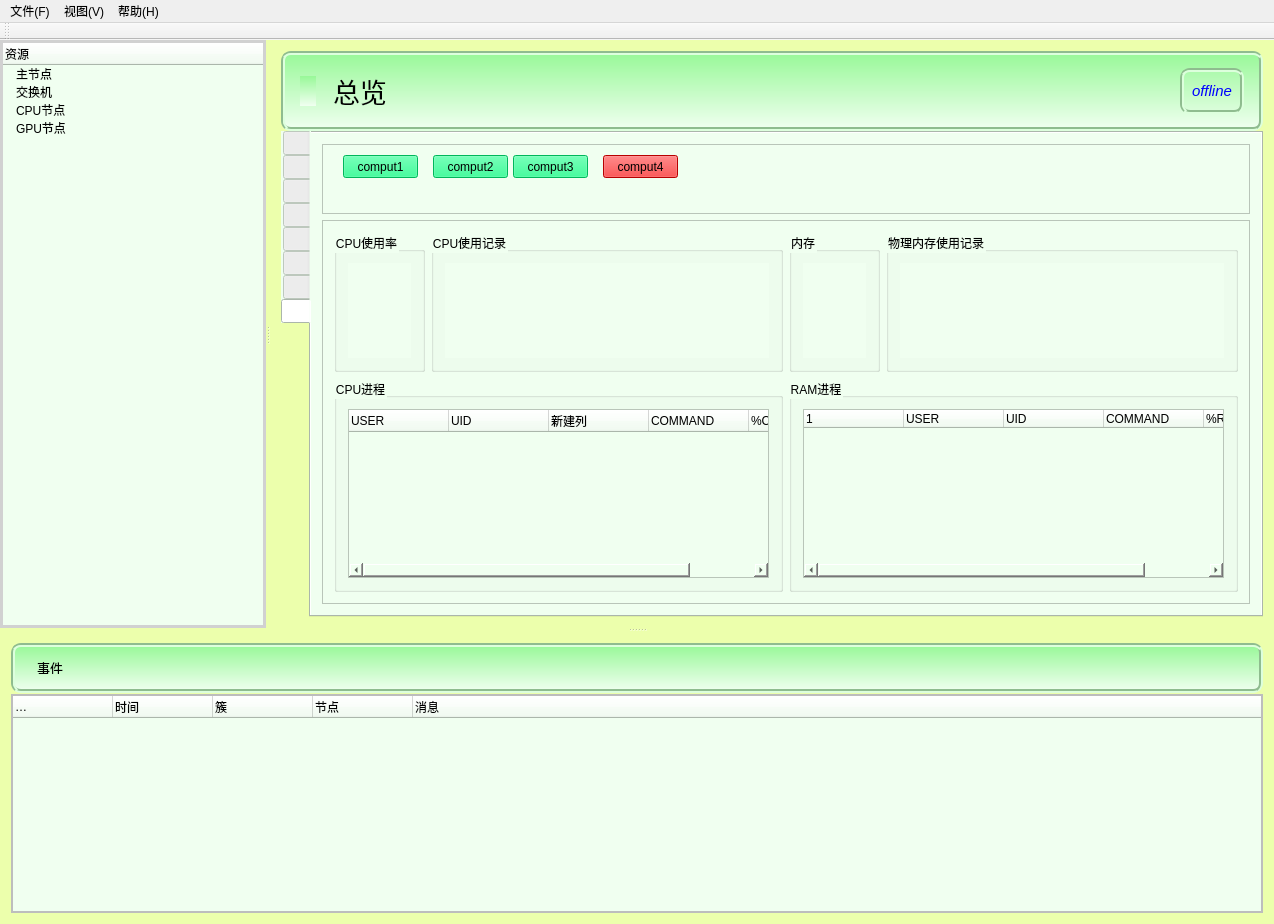
This is mainwindow.ui in JasonZhang521/manager as Qt 5 draws it before an edit. The edited form follows.
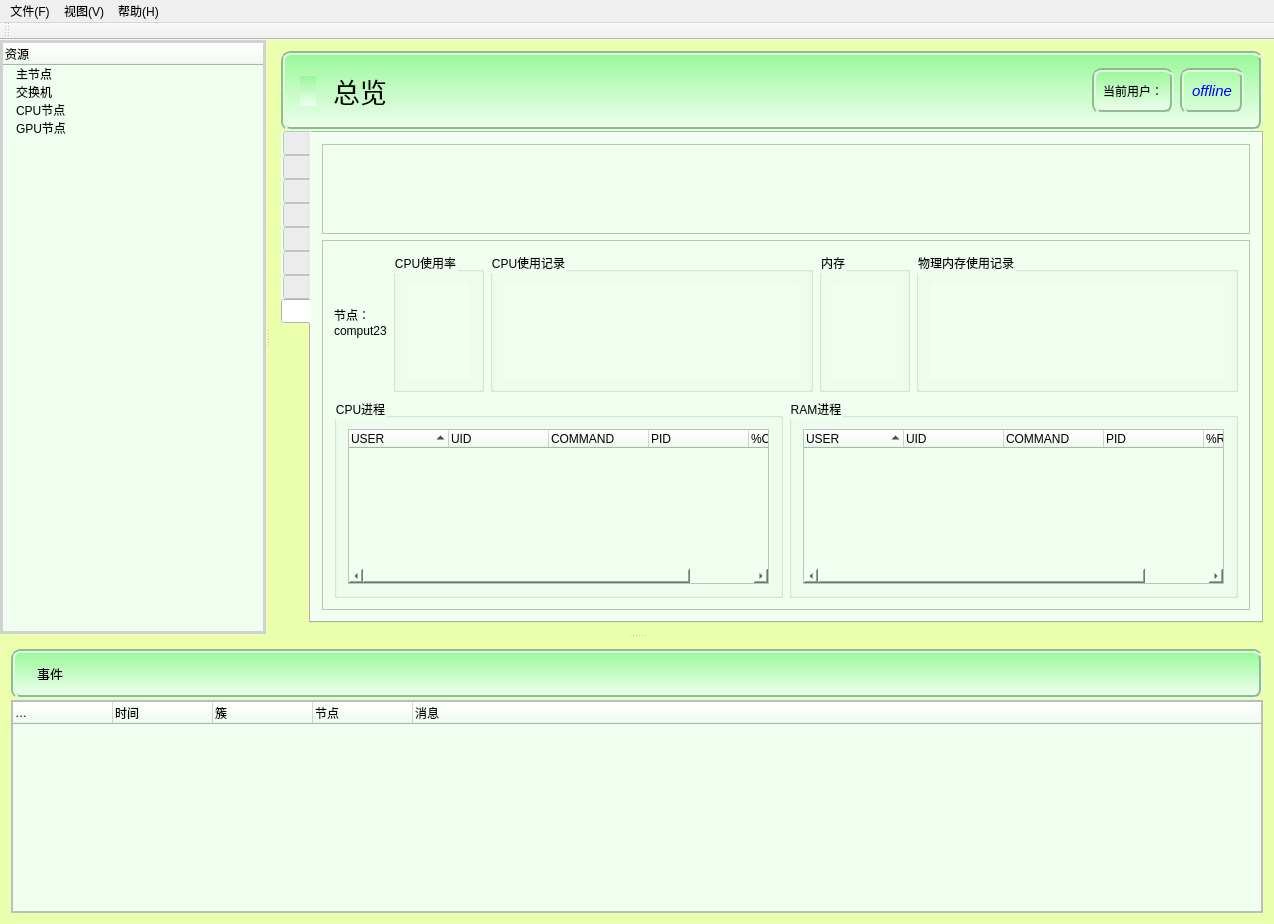
This is the edited form. The open tabs and pages were chosen to show the change. Icons and pictures are not drawn. Custom widgets are drawn as their Qt base class.

Patch:
```diff
--- a/mainwindow.ui
+++ b/mainwindow.ui
@@ -289,6 +289,13 @@
                 </property>
                </spacer>
               </item>
+              <item>
+               <widget class="QLabel" name="label_current_user">
+                <property name="text">
+                 <string>当前用户：</string>
+                </property>
+               </widget>
+              </item>
               <item>
                <widget class="QLabel" name="label_connection_indicator">
                 <property name="font">
@@ -7594,90 +7601,40 @@
             </attribute>
             <layout class="QVBoxLayout" name="verticalLayout_28">
              <item>
-              <widget class="QScrollArea" name="scrollArea_7">
+              <widget class="QListWidget" name="listWidget_nodes_hardware">
                <property name="sizePolicy">
-                <sizepolicy hsizetype="Expanding" vsizetype="Preferred">
+                <sizepolicy hsizetype="Expanding" vsizetype="Maximum">
                  <horstretch>0</horstretch>
                  <verstretch>0</verstretch>
                 </sizepolicy>
                </property>
-               <property name="widgetResizable">
+               <property name="minimumSize">
+                <size>
+                 <width>0</width>
+                 <height>90</height>
+                </size>
+               </property>
+               <property name="maximumSize">
+                <size>
+                 <width>16777215</width>
+                 <height>90</height>
+                </size>
+               </property>
+               <property name="movement">
+                <enum>QListView::Free</enum>
+               </property>
+               <property name="flow">
+                <enum>QListView::LeftToRight</enum>
+               </property>
+               <property name="viewMode">
+                <enum>QListView::IconMode</enum>
+               </property>
+               <property name="selectionRectVisible">
                 <bool>true</bool>
                </property>
-               <widget class="QWidget" name="scrollAreaWidgetContents_7">
-                <property name="geometry">
-                 <rect>
-                  <x>0</x>
-                  <y>0</y>
-                  <width>905</width>
-                  <height>69</height>
-                 </rect>
-                </property>
-                <widget class="QPushButton" name="pushButton_2">
-                 <property name="geometry">
-                  <rect>
-                   <x>20</x>
-                   <y>10</y>
-                   <width>75</width>
-                   <height>23</height>
-                  </rect>
-                 </property>
-                 <property name="styleSheet">
-                  <string notr="true">background-color: rgb(0, 255, 127);</string>
-                 </property>
-                 <property name="text">
-                  <string>comput1</string>
-                 </property>
-                </widget>
-                <widget class="QPushButton" name="pushButton_5">
-                 <property name="geometry">
-                  <rect>
-                   <x>110</x>
-                   <y>10</y>
-                   <width>75</width>
-                   <height>23</height>
-                  </rect>
-                 </property>
-                 <property name="styleSheet">
-                  <string notr="true">background-color: rgb(0, 255, 127);</string>
-                 </property>
-                 <property name="text">
-                  <string>comput2</string>
-                 </property>
-                </widget>
-                <widget class="QPushButton" name="pushButton_6">
-                 <property name="geometry">
-                  <rect>
-                   <x>190</x>
-                   <y>10</y>
-                   <width>75</width>
-                   <height>23</height>
-                  </rect>
-                 </property>
-                 <property name="styleSheet">
-                  <string notr="true">background-color: rgb(0, 255, 127);</string>
-                 </property>
-                 <property name="text">
-                  <string>comput3</string>
-                 </property>
-                </widget>
-                <widget class="QPushButton" name="pushButton_7">
-                 <property name="geometry">
-                  <rect>
-                   <x>280</x>
-                   <y>10</y>
-                   <width>75</width>
-                   <height>23</height>
-                  </rect>
-                 </property>
-                 <property name="styleSheet">
-                  <string notr="true">background-color: red;</string>
-                 </property>
-                 <property name="text">
-                  <string>comput4</string>
-                 </property>
-                </widget>
-               </widget>
+               <property name="sortingEnabled">
+                <bool>true</bool>
+               </property>
               </widget>
              </item>
              <item>
@@ -7691,12 +7648,29 @@
                   <x>0</x>
                   <y>0</y>
                   <width>905</width>
-                  <height>406</height>
+                  <height>394</height>
                  </rect>
                 </property>
                 <layout class="QVBoxLayout" name="verticalLayout_51">
                  <item>
                   <layout class="QHBoxLayout" name="horizontalLayout_54">
+                   <item>
+                    <widget class="QLabel" name="label_selectedNodes_hardware">
+                     <property name="sizePolicy">
+                      <sizepolicy hsizetype="Maximum" vsizetype="Preferred">
+                       <horstretch>0</horstretch>
+                       <verstretch>0</verstretch>
+                      </sizepolicy>
+                     </property>
+                     <property name="text">
+                      <string>节点：
+comput23</string>
+                     </property>
+                     <property name="textFormat">
+                      <enum>Qt::PlainText</enum>
+                     </property>
+                    </widget>
+                   </item>
                    <item>
                     <widget class="QGroupBox" name="groupBox_4">
                      <property name="sizePolicy">
@@ -7830,6 +7804,9 @@
                      <layout class="QVBoxLayout" name="verticalLayout_42">
                       <item>
                        <widget class="QTreeWidget" name="cpu_process">
+                        <property name="sortingEnabled">
+                         <bool>true</bool>
+                        </property>
                         <column>
                          <property name="text">
                           <string notr="true">USER</string>
@@ -7840,16 +7817,16 @@
                           <string>UID</string>
                          </property>
                         </column>
-                        <column>
-                         <property name="text">
-                          <string>新建列</string>
-                         </property>
-                        </column>
                         <column>
                          <property name="text">
                           <string>COMMAND</string>
                          </property>
                         </column>
+                        <column>
+                         <property name="text">
+                          <string>PID</string>
+                         </property>
+                        </column>
                         <column>
                          <property name="text">
                           <string>%CPU</string>
@@ -7868,11 +7845,9 @@
                      <layout class="QVBoxLayout" name="verticalLayout_50">
                       <item>
                        <widget class="QTreeWidget" name="ram_process">
-                        <column>
-                         <property name="text">
-                          <string notr="true">1</string>
-                         </property>
-                        </column>
+                        <property name="sortingEnabled">
+                         <bool>true</bool>
+                        </property>
                         <column>
                          <property name="text">
                           <string notr="true">USER</string>
@@ -7888,6 +7863,11 @@
                           <string>COMMAND</string>
                          </property>
                         </column>
+                        <column>
+                         <property name="text">
+                          <string notr="true">PID</string>
+                         </property>
+                        </column>
                         <column>
                          <property name="text">
                           <string>%RAM</string>
```
Left out of the diff: 40 changed lines with no effect on the pictures.
